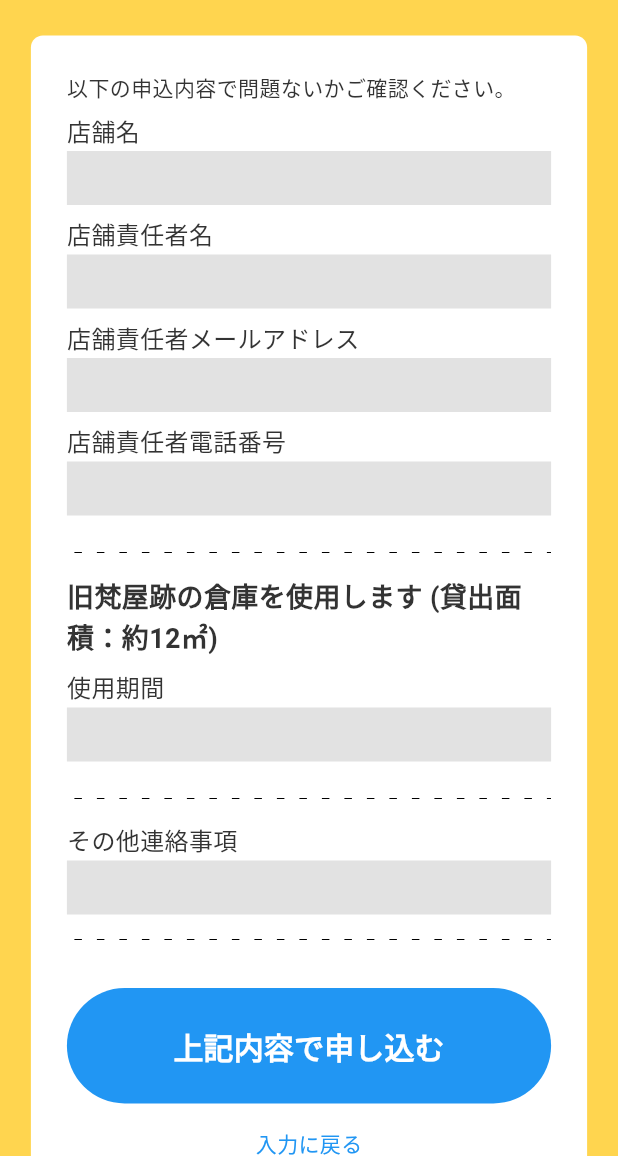
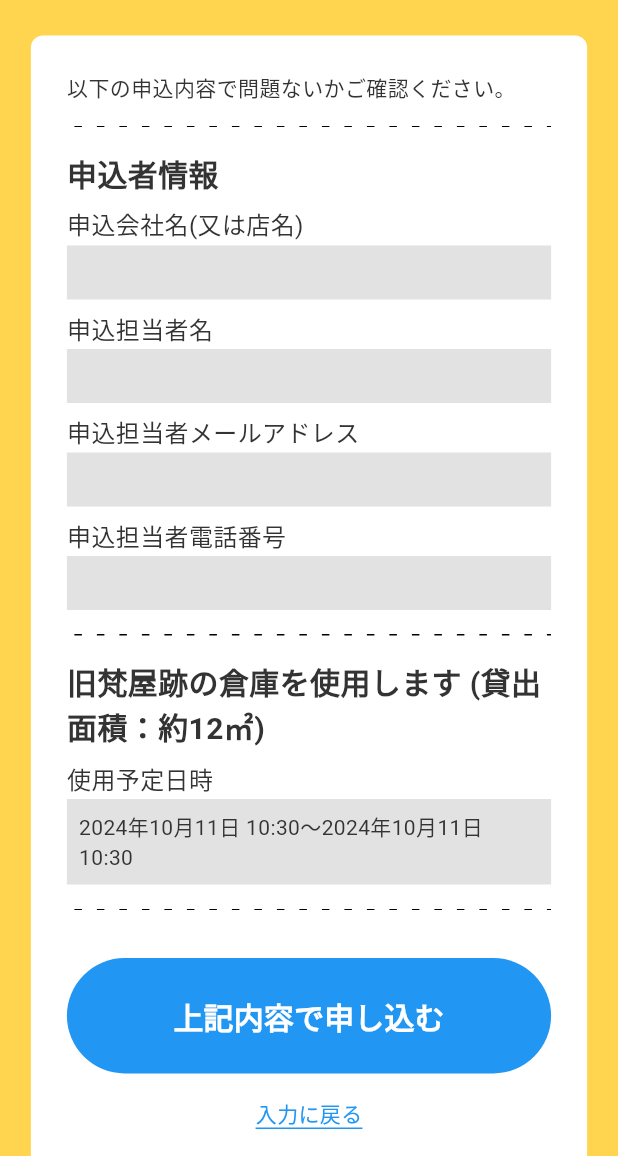
Before and after one commit to agora-creation/miel_work_request_facility_web, a Flutter app: the Step2Screen screen opened directly with empty values, on a phone screen of 412 x 824 dp, the part 80-1236 px from its top. Run offline on Flutter 3.47's test engine with Material 3 defaults, Android fonts, the phone set to English and light mode, and no system bars; our stand-ins replace calendar_date_picker2, cloud_firestore, firebase_auth, firebase_core, firebase_messaging, flutter_local_notifications and 4 more; missing offline and left inert: alert_banner, board_datetime_picker, common_utils; accounts and stored records are empty; Roboto replaces fonts that are missing (SourceHanSansJP-Bold, SourceHanSansJP-Regular).

Commit message:
20241011 commit

```diff
--- a/lib/common/style.dart
+++ b/lib/common/style.dart
@@ -38,7 +38,7 @@ ThemeData customTheme() {
       systemOverlayStyle: SystemUiOverlayStyle.light,
       titleTextStyle: TextStyle(
         color: kWhiteColor,
-        fontSize: 18,
+        fontSize: 20,
         fontWeight: FontWeight.bold,
         fontFamily: 'SourceHanSansJP-Bold',
       ),
--- a/lib/screens/step2.dart
+++ b/lib/screens/step2.dart
@@ -13,20 +13,22 @@ import 'package:page_transition/page_transition.dart';
 import 'package:provider/provider.dart';
 
 class Step2Screen extends StatefulWidget {
-  final String shopName;
-  final String shopUserName;
-  final String shopUserEmail;
-  final String shopUserTel;
-  final String usePeriod;
-  final String remarks;
+  final String companyName;
+  final String companyUserName;
+  final String companyUserEmail;
+  final String companyUserTel;
+  final DateTime useStartedAt;
+  final DateTime useEndedAt;
+  final bool useAtPending;
 
   const Step2Screen({
-    required this.shopName,
-    required this.shopUserName,
-    required this.shopUserEmail,
-    required this.shopUserTel,
-    required this.usePeriod,
-    required this.remarks,
+    required this.companyName,
+    required this.companyUserName,
+    required this.companyUserEmail,
+    required this.companyUserTel,
+    required this.useStartedAt,
+    required this.useEndedAt,
+    required this.useAtPending,
     super.key,
   });
 
@@ -56,48 +58,56 @@ class _Step2ScreenState extends State<Step2Screen> {
               ResponsiveBox(
                 children: [
                   const Text('以下の申込内容で問題ないかご確認ください。'),
-                  const SizedBox(height: 8),
-                  FormLabel(
-                    '店舗名',
-                    child: FormValue(widget.shopName),
-                  ),
-                  const SizedBox(height: 8),
-                  FormLabel(
-                    '店舗責任者名',
-                    child: FormValue(widget.shopUserName),
-                  ),
-                  const SizedBox(height: 8),
-                  FormLabel(
-                    '店舗責任者メールアドレス',
-                    child: FormValue(widget.shopUserEmail),
-                  ),
-                  const SizedBox(height: 8),
-                  FormLabel(
-                    '店舗責任者電話番号',
-                    child: FormValue(widget.shopUserTel),
-                  ),
-                  const SizedBox(height: 24),
+                  const SizedBox(height: 16),
                   const DottedDivider(),
                   const SizedBox(height: 16),
                   const Text(
-                    '旧梵屋跡の倉庫を使用します (貸出面積：約12㎡)',
+                    '申込者情報',
                     style: TextStyle(
-                      fontSize: 18,
+                      fontSize: 20,
                       fontWeight: FontWeight.bold,
                       fontFamily: 'SourceHanSansJP-Bold',
                     ),
                   ),
                   const SizedBox(height: 8),
                   FormLabel(
-                    '使用期間',
-                    child: FormValue(widget.usePeriod),
+                    '申込会社名(又は店名)',
+                    child: FormValue(widget.companyName),
                   ),
-                  const SizedBox(height: 24),
+                  const SizedBox(height: 8),
+                  FormLabel(
+                    '申込担当者名',
+                    child: FormValue(widget.companyUserName),
+                  ),
+                  const SizedBox(height: 8),
+                  FormLabel(
+                    '申込担当者メールアドレス',
+                    child: FormValue(widget.companyUserEmail),
+                  ),
+                  const SizedBox(height: 8),
+                  FormLabel(
+                    '申込担当者電話番号',
+                    child: FormValue(widget.companyUserTel),
+                  ),
+                  const SizedBox(height: 16),
                   const DottedDivider(),
                   const SizedBox(height: 16),
+                  const Text(
+                    '旧梵屋跡の倉庫を使用します (貸出面積：約12㎡)',
+                    style: TextStyle(
+                      fontSize: 20,
+                      fontWeight: FontWeight.bold,
+                      fontFamily: 'SourceHanSansJP-Bold',
+                    ),
+                  ),
+                  const SizedBox(height: 8),
                   FormLabel(
-                    'その他連絡事項',
-                    child: FormValue(widget.remarks),
+                    '使用予定日時',
+                    child: FormValue(
+                      widget.useAtPending
+                          ? '未定'
+                          : '${dateText('yyyy年MM月dd日 HH:mm', widget.useStartedAt)}〜${dateText('yyyy年MM月dd日 HH:mm', widget.useEndedAt)}',
+                    ),
                   ),
                   const SizedBox(height: 16),
                   const DottedDivider(),
@@ -109,12 +119,13 @@ class _Step2ScreenState extends State<Step2Screen> {
                     backgroundColor: kBlueColor,
                     onPressed: () async {
                       String? error = await facilityProvider.create(
-                        shopName: widget.shopName,
-                        shopUserName: widget.shopUserName,
-                        shopUserEmail: widget.shopUserEmail,
-                        shopUserTel: widget.shopUserTel,
-                        usePeriod: widget.usePeriod,
-                        remarks: widget.remarks,
+                        companyName: widget.companyName,
+                        companyUserName: widget.companyUserName,
+                        companyUserEmail: widget.companyUserEmail,
+                        companyUserTel: widget.companyUserTel,
+                        useStartedAt: widget.useStartedAt,
+                        useEndedAt: widget.useEndedAt,
+                        useAtPending: widget.useAtPending,
                       );
                       if (error != null) {
                         if (!mounted) return;
```
Also changed, not shown: lib/common/custom_date_time_picker.dart (added, +29 -0 lines), lib/models/request_facility.dart (+21 -18 lines), lib/providers/request_facility.dart (+19 -17 lines), lib/screens/step1.dart (+91 -45 lines), lib/widgets/datetime_range_form.dart (added, +110 -0 lines), 1 other file.
